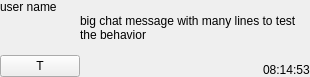
First picture: the form in src/Common/gui/ChatMessagePanel.ui, repository elieserdejesus/JamTaba, before the edit.
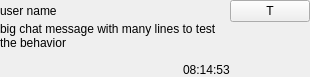
Second picture: the form after the edit.

The edit to the form file:
```diff
--- a/src/Common/gui/ChatMessagePanel.ui
+++ b/src/Common/gui/ChatMessagePanel.ui
@@ -22,10 +22,7 @@
   <property name="autoFillBackground">
    <bool>false</bool>
   </property>
-  <layout class="QVBoxLayout" name="verticalLayout">
-   <property name="spacing">
-    <number>0</number>
-   </property>
+  <layout class="QGridLayout" name="gridLayout">
    <property name="sizeConstraint">
     <enum>QLayout::SetDefaultConstraint</enum>
    </property>
@@ -41,55 +38,14 @@
    <property name="bottomMargin">
     <number>0</number>
    </property>
-   <item>
-    <widget class="QLabel" name="labelUserName">
-     <property name="sizePolicy">
-      <sizepolicy hsizetype="Preferred" vsizetype="Maximum">
-       <horstretch>0</horstretch>
-       <verstretch>0</verstretch>
-      </sizepolicy>
-     </property>
-     <property name="layoutDirection">
-      <enum>Qt::LeftToRight</enum>
-     </property>
-     <property name="autoFillBackground">
-      <bool>false</bool>
-     </property>
-     <property name="text">
-      <string notr="true">user name</string>
-     </property>
-     <property name="scaledContents">
-      <bool>false</bool>
-     </property>
-     <property name="alignment">
-      <set>Qt::AlignLeading|Qt::AlignLeft|Qt::AlignTop</set>
-     </property>
-    </widget>
-   </item>
-   <item>
-    <layout class="QHBoxLayout" name="horizontalLayout" stretch="0,0">
+   <property name="spacing">
+    <number>0</number>
+   </property>
+   <item row="1" column="0">
+    <layout class="QHBoxLayout" name="horizontalLayout" stretch="0">
      <property name="spacing">
       <number>0</number>
      </property>
-     <item alignment="Qt::AlignRight|Qt::AlignBottom">
-      <widget class="QPushButton" name="translateButton">
-       <property name="sizePolicy">
-        <sizepolicy hsizetype="Preferred" vsizetype="Fixed">
-         <horstretch>0</horstretch>
-         <verstretch>0</verstretch>
-        </sizepolicy>
-       </property>
-       <property name="toolTip">
-        <string>translate ...</string>
-       </property>
-       <property name="text">
-        <string>T</string>
-       </property>
-       <property name="checkable">
-        <bool>true</bool>
-       </property>
-      </widget>
-     </item>
      <item>
       <widget class="QWidget" name="messageContent" native="true">
        <property name="sizePolicy">
@@ -163,6 +119,63 @@
      </item>
     </layout>
    </item>
+   <item row="0" column="0">
+    <widget class="QLabel" name="labelUserName">
+     <property name="sizePolicy">
+      <sizepolicy hsizetype="MinimumExpanding" vsizetype="Maximum">
+       <horstretch>0</horstretch>
+       <verstretch>0</verstretch>
+      </sizepolicy>
+     </property>
+     <property name="layoutDirection">
+      <enum>Qt::LeftToRight</enum>
+     </property>
+     <property name="autoFillBackground">
+      <bool>false</bool>
+     </property>
+     <property name="text">
+      <string notr="true">user name</string>
+     </property>
+     <property name="scaledContents">
+      <bool>false</bool>
+     </property>
+     <property name="alignment">
+      <set>Qt::AlignLeading|Qt::AlignLeft|Qt::AlignTop</set>
+     </property>
+    </widget>
+   </item>
+   <item row="0" column="1" alignment="Qt::AlignLeft|Qt::AlignTop">
+    <widget class="QPushButton" name="translateButton">
+     <property name="sizePolicy">
+      <sizepolicy hsizetype="Preferred" vsizetype="Fixed">
+       <horstretch>0</horstretch>
+       <verstretch>0</verstretch>
+      </sizepolicy>
+     </property>
+     <property name="toolTip">
+      <string>translate ...</string>
+     </property>
+     <property name="text">
+      <string>T</string>
+     </property>
+     <property name="checkable">
+      <bool>true</bool>
+     </property>
+    </widget>
+   </item>
+   <item row="1" column="1">
+    <spacer name="verticalSpacer">
+     <property name="orientation">
+      <enum>Qt::Vertical</enum>
+     </property>
+     <property name="sizeHint" stdset="0">
+      <size>
+       <width>0</width>
+       <height>0</height>
+      </size>
+     </property>
+    </spacer>
+   </item>
   </layout>
  </widget>
  <resources/>
```
